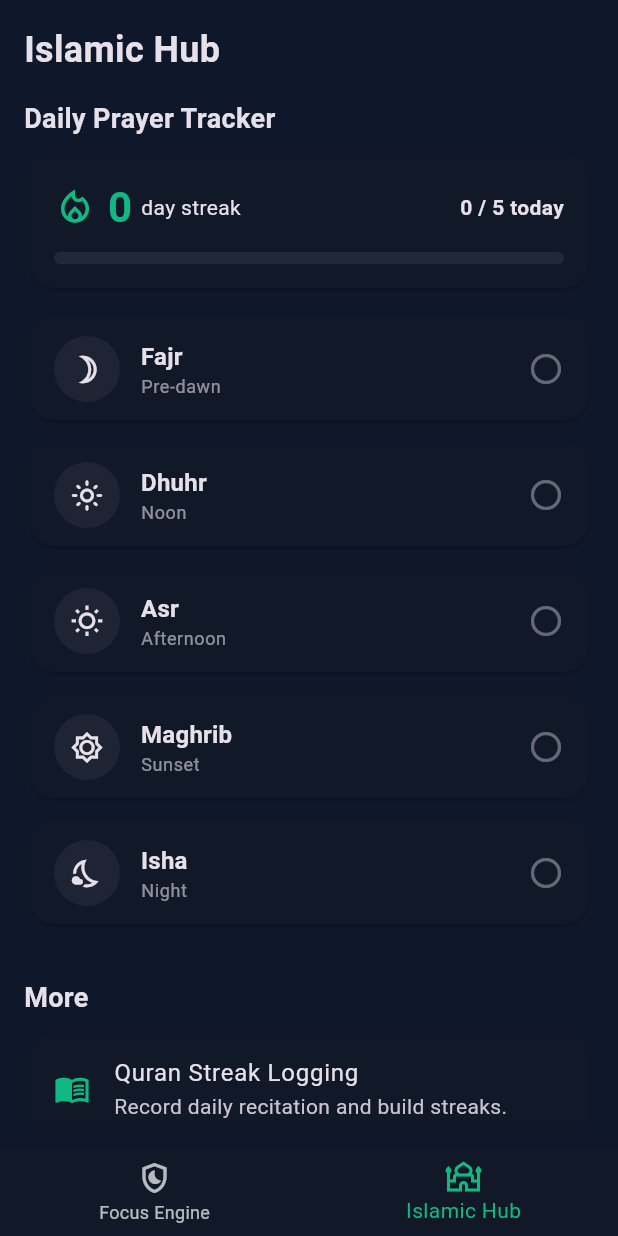
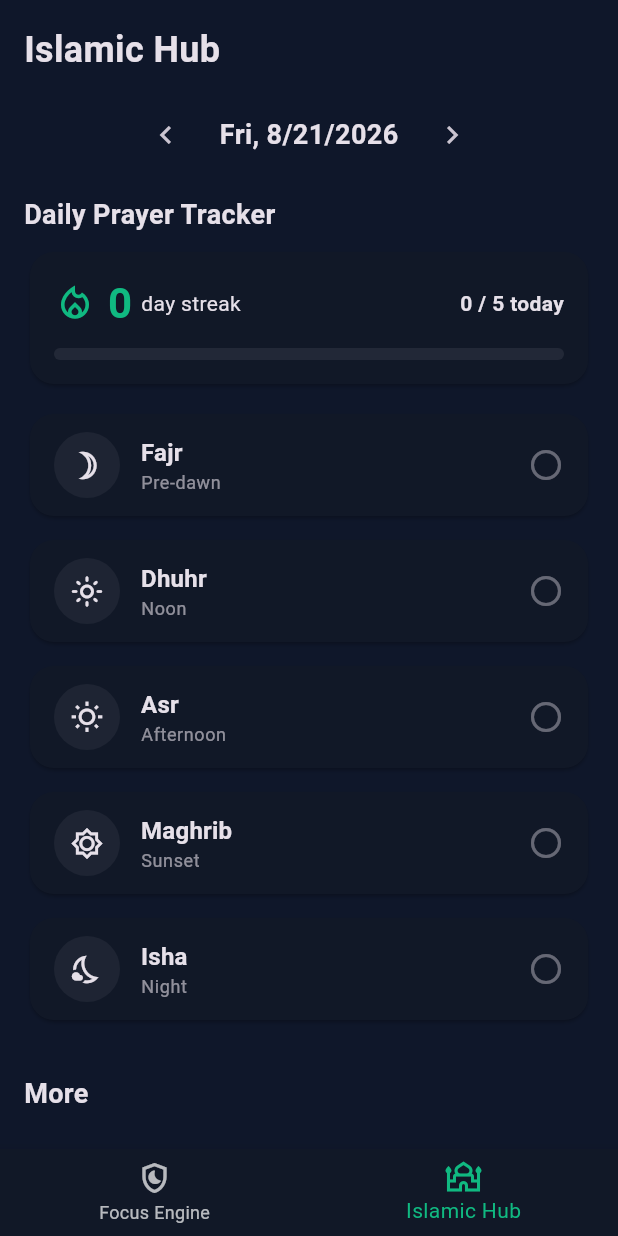
Before and after one commit to MuhammadUzair323/wellbeing_and_islamic_app, a Flutter app: the screen it shows after launch, item 2 of the bottom bar chosen, on a phone screen of 412 x 824 dp. Run offline on Flutter 3.47's test engine with Material 3 defaults, Android fonts, the phone set to English and light mode, and no system bars; our stand-ins replace shared_preferences.

Commit message:
feat(islamic_hub): add date selection and streak features

```diff
--- a/lib/features/islamic_hub/presentation/islamic_hub_page.dart
+++ b/lib/features/islamic_hub/presentation/islamic_hub_page.dart
@@ -1,3 +1,4 @@
+import 'dart:async';
 import 'package:flutter/material.dart';
 import 'package:provider/provider.dart';
 import 'package:wellbeing_and_islamic_app/app_config.dart';
@@ -15,18 +16,65 @@ class IslamicHubPage extends StatefulWidget {
 }
 
 class _IslamicHubPageState extends State<IslamicHubPage> {
+  late final PrayerTracker _tracker;
+  DateTime _selectedDate = DateTime.now();
+  Timer? _midnightTimer;
+
   @override
   void initState() {
     super.initState();
-    // Edition guard: the whole hub only renders when Islamic edition is on.
     assert(AppConfig.isIslamicEdition);
-    // Initialize tracker via Provider; load is async so we don't await here.
-    context.read<PrayerTracker>().load();
+    _tracker = PrayerTracker();
+    _loadSelectedDate();
+    _startMidnightTimer();
+  }
+
+  @override
+  void dispose() {
+    _midnightTimer?.cancel();
+    super.dispose();
+  }
+
+  void _loadSelectedDate() {
+    _tracker.loadForDate(_selectedDate);
+  }
+
+  void _startMidnightTimer() {
+    final now = DateTime.now();
+    final midnight = DateTime(now.year, now.month, now.day + 1);
+    final duration = midnight.difference(now);
+    _midnightTimer = Timer(duration, _onMidnight);
+  }
+
+  void _onMidnight() {
+    if (mounted) {
+      // If user is viewing today, update to the new day at midnight.
+      final now = DateTime.now();
+      if (_selectedDate.year == now.year &&
+          _selectedDate.month == now.month &&
+          _selectedDate.day == now.day) {
+        setState(() {
+          _selectedDate = DateTime.now();
+        });
+        _loadSelectedDate();
+      }
+      // Schedule next midnight
+      _startMidnightTimer();
+    }
+  }
+
+  void _changeDate(int days) {
+    setState(() {
+      _selectedDate = _selectedDate.add(Duration(days: days));
+    });
+    _loadSelectedDate();
   }
 
   @override
   Widget build(BuildContext context) {
-    return SafeArea(
+    return ChangeNotifierProvider<PrayerTracker>.value(
+      value: _tracker,
+      child: SafeArea(
         child: Padding(
           padding: const EdgeInsets.all(16),
           child: ListView(
@@ -35,6 +83,8 @@ class _IslamicHubPageState extends State<IslamicHubPage> {
                 'Islamic Hub',
                 style: TextStyle(fontSize: 24, fontWeight: FontWeight.bold),
               ),
+              const SizedBox(height: 16),
+              _buildDateSelector(),
               const SizedBox(height: 16),
               _buildPrayerSection(),
               const SizedBox(height: 24),
@@ -56,7 +106,58 @@ class _IslamicHubPageState extends State<IslamicHubPage> {
             ],
           ),
         ),
+      ),
     );
+  }
+
+  Widget _buildDateSelector() {
+    return Row(
+      mainAxisAlignment: MainAxisAlignment.center,
+      children: [
+        IconButton(
+          icon: const Icon(Icons.chevron_left),
+          onPressed: () => _changeDate(-1),
+        ),
+        Padding(
+          padding: const EdgeInsets.symmetric(horizontal: 12),
+          child: Text(
+            _formatDate(_selectedDate),
+            style: const TextStyle(fontSize: 18, fontWeight: FontWeight.w600),
+          ),
+        ),
+        IconButton(
+          icon: const Icon(Icons.chevron_right),
+          onPressed: () => _changeDate(1),
+        ),
+      ],
+    );
+  }
+
+  String _formatDate(DateTime date) {
+    // Use intl if available, otherwise fallback to simple format.
+    // For simplicity, we use a readable format without extra dependency.
+    return '${_getDayName(date.weekday)}, ${date.month}/${date.day}/${date.year}';
+  }
+
+  String _getDayName(int weekday) {
+    switch (weekday) {
+      case DateTime.monday:
+        return 'Mon';
+      case DateTime.tuesday:
+        return 'Tue';
+      case DateTime.wednesday:
+        return 'Wed';
+      case DateTime.thursday:
+        return 'Thu';
+      case DateTime.friday:
+        return 'Fri';
+      case DateTime.saturday:
+        return 'Sat';
+      case DateTime.sunday:
+        return 'Sun';
+      default:
+        return '';
+    }
   }
 
   Widget _buildPrayerSection() {
@@ -80,7 +181,7 @@ class _IslamicHubPageState extends State<IslamicHubPage> {
             const SizedBox(height: 8),
             StreakCard(
               streak: tracker.streak,
-              completedToday: tracker.completedToday,
+              completedToday: tracker.completedOnActiveDate,
               totalPrayers: tracker.totalPrayers,
             ),
             const SizedBox(height: 12),
@@ -89,7 +190,7 @@ class _IslamicHubPageState extends State<IslamicHubPage> {
                 padding: const EdgeInsets.only(bottom: 8),
                 child: PrayerCard(
                   prayer: prayer,
-                  completed: tracker.todayPrayers[prayer] ?? false,
+                  completed: tracker.activeDatePrayers[prayer] ?? false,
                   onToggle: () => tracker.togglePrayer(prayer),
                 ),
               ),
--- a/lib/features/islamic_hub/trackers/prayer_tracker.dart
+++ b/lib/features/islamic_hub/trackers/prayer_tracker.dart
@@ -9,8 +9,6 @@ import 'package:wellbeing_and_islamic_app/features/islamic_hub/domain/prayer.dar
 ///     fixed order Fajr, Dhuhr, Asr, Maghrib, Isha.
 ///   - `prayer_last_active_day` : the last date string the user interacted with.
 ///
-/// Because every calendar day is stored under its own date-keyed entry, a new
-/// day automatically starts with all prayers unchecked (reset on new day).
 class PrayerTracker extends ChangeNotifier {
   PrayerTracker();
 
@@ -20,65 +18,73 @@ class PrayerTracker extends ChangeNotifier {
   /// Order of the flags inside the persisted day string.
   static const List<Prayer> _orderedPrayers = Prayer.values;
 
-  Map<Prayer, bool> _todayPrayers = {};
+  /// Current completion state for the [activeDate]'s prayers.
+  Map<Prayer, bool> _activeDatePrayers = {};
+
+  /// The date whose prayers and streak are currently loaded.
+  DateTime? _activeDate;
+
   int _streak = 0;
   int _completedToday = 0;
   bool _initialized = false;
 
-  /// Current completion state for each of today's prayers.
-  Map<Prayer, bool> get todayPrayers =>
-      Map<Prayer, bool>.unmodifiable(_todayPrayers);
+  /// Current completion state for the active date's prayers.
+  Map<Prayer, bool> get activeDatePrayers =>
+      Map<Prayer, bool>.unmodifiable(_activeDatePrayers);
 
-  /// Active streak: consecutive days (ending today) with all 5 prayers done.
+  /// Active streak: consecutive days (ending at activeDate) with all 5 prayers done.
   int get streak => _streak;
 
-  /// Number of prayers completed so far today.
-  int get completedToday => _completedToday;
+  /// Number of prayers completed so far on the active date.
+  int get completedOnActiveDate => _completedToday;
 
   /// Total number of prayers tracked per day (5).
   int get totalPrayers => _orderedPrayers.length;
 
-  /// True when every prayer for today is checked.
-  bool get allCompletedToday => _completedToday == totalPrayers;
+  /// True when every prayer for the active date is checked.
+  bool get allCompletedOnActiveDate => _completedToday == totalPrayers;
 
-  /// Whether [load] has finished at least once.
+  /// Whether [loadForDate] has finished at least once.
   bool get isInitialized => _initialized;
 
-  /// Loads today's state (auto-resets for a new calendar day) and the streak.
-  Future<void> load() async {
+  /// Loads the state for [date] (auto-resets for that calendar day) and its streak.
+  Future<void> loadForDate(DateTime date) async {
     final prefs = await SharedPreferences.getInstance();
-    final today = _formatDate(DateTime.now());
+    final dateKey = _formatDate(date);
 
-    _todayPrayers = _decodeDay(prefs.getString('$_dayKeyPrefix$today'));
-    _completedToday = _countCompleted(_todayPrayers);
-    _streak = await _computeStreak(prefs, DateTime.now());
+    _activeDatePrayers = _decodeDay(prefs.getString('$_dayKeyPrefix$dateKey'));
+    _completedToday = _countCompleted(_activeDatePrayers);
+    _streak = await _computeStreak(prefs, date);
+    _activeDate = date;
     _initialized = true;
     notifyListeners();
   }
 
-  /// Toggles a single prayer for today and persists the change.
+  /// Toggles a single prayer for the active date and persists the change.
   Future<void> togglePrayer(Prayer prayer) async {
     if (!_initialized) {
-      await load();
+      await loadForDate(DateTime.now());
     }
 
     final prefs = await SharedPreferences.getInstance();
     final today = _formatDate(DateTime.now());
 
-    // Defensive: if the day rolled over between load() and this call, refresh.
+    // Defensive: if the day rolled over between load and this call, refresh.
     final storedToday = prefs.getString('$_dayKeyPrefix$today');
-    if (storedToday != _encodeDay(_todayPrayers) &&
+    if (storedToday != _encodeDay(_activeDatePrayers) &&
         _formatDate(DateTime.now()) != today) {
-      _todayPrayers = _decodeDay(storedToday);
+      _activeDatePrayers = _decodeDay(storedToday);
     }
 
-    _todayPrayers[prayer] = !(_todayPrayers[prayer] ?? false);
-    _completedToday = _countCompleted(_todayPrayers);
+    _activeDatePrayers[prayer] = !(_activeDatePrayers[prayer] ?? false);
+    _completedToday = _countCompleted(_activeDatePrayers);
 
-    await prefs.setString('$_dayKeyPrefix$today', _encodeDay(_todayPrayers));
-    await prefs.setString(_lastActiveDayKey, today);
+    await prefs.setString(
+        '$_dayKeyPrefix${_formatDate(_activeDate ?? DateTime.now())}',
+        _encodeDay(_activeDatePrayers));
+    await prefs.setString(_lastActiveDayKey, _formatDate(DateTime.now()));
 
-    _streak = await _computeStreak(prefs, DateTime.now());
+    _streak = await _computeStreak(prefs, _activeDate ?? DateTime.now());
     notifyListeners();
   }
 
@@ -87,7 +93,7 @@ class PrayerTracker extends ChangeNotifier {
   // ---------------------------------------------------------------------------
 
   /// Walks backward from [today].
-  /// - Today counts toward the streak only if it is fully complete (otherwise
+  /// - [today] counts toward the streak only if it is fully complete (otherwise
   ///   an in-progress day does not break the streak, it just isn't counted).
   /// - Every earlier day must be fully complete; the first incomplete day
   ///   breaks the streak.
```
Also changed, not shown: 3 other files. Lines whose indentation alone changed are shown as unchanged.
